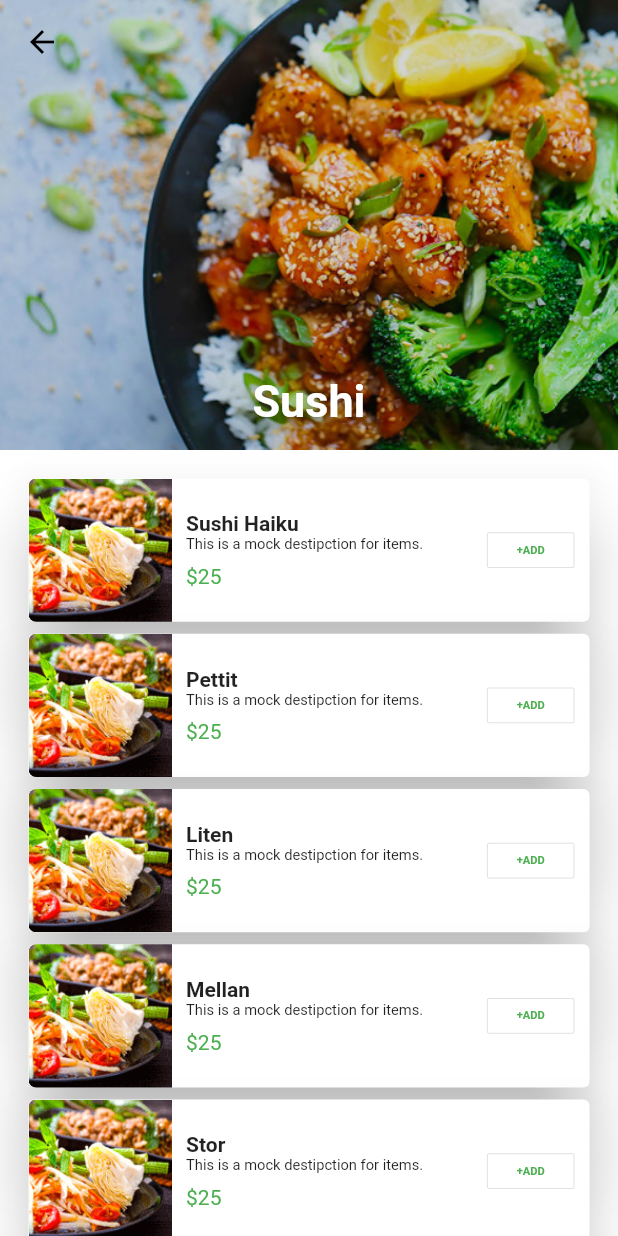
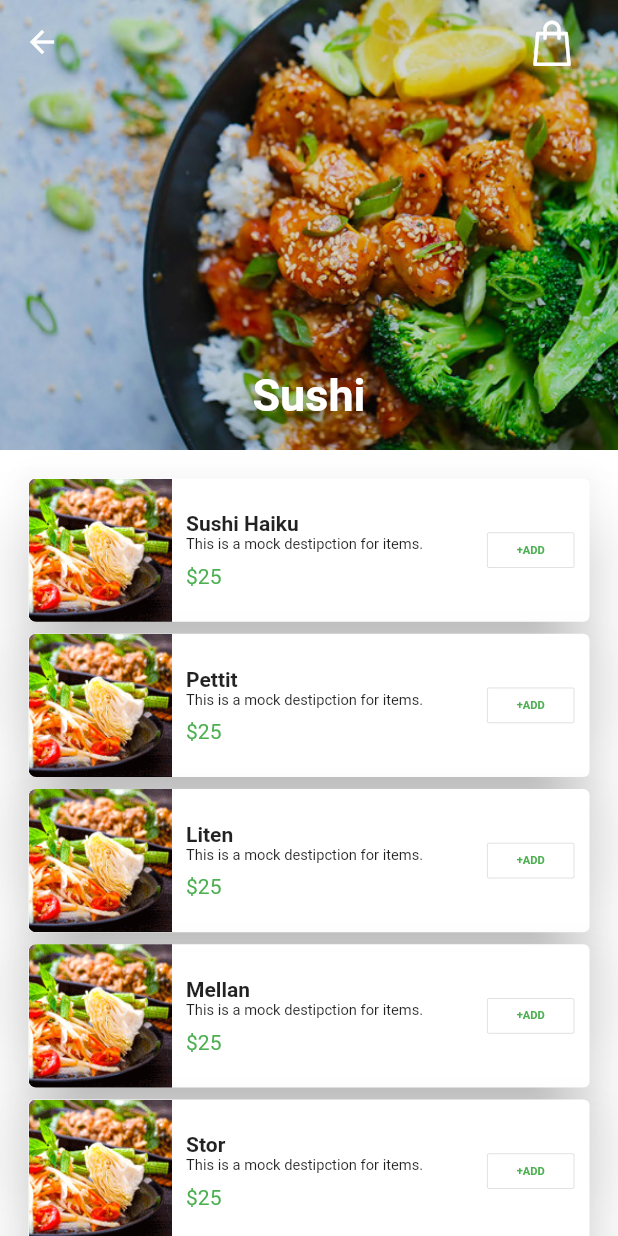
Before and after one commit to navidshad/foodbar_app, a Flutter app: the screen it shows after launch, after a tap on "Sushi", on a phone screen of 412 x 824 dp. Run offline on Flutter 3.47's test engine with Material 2 defaults, Android fonts, the phone set to English and light mode, and no system bars; our stand-ins replace rxdart.

Commit message:
added custom silverAppBar. added cartButton on all pages debug FrameBloc

```diff
--- a/lib/bloc/app_frame_bloc.dart
+++ b/lib/bloc/app_frame_bloc.dart
@@ -26,6 +26,8 @@ class AppFrameBloc implements BlocInterface<AppFrameEvent, AppFrameState> {
   final _eventController = BehaviorSubject<AppFrameEvent>();
   StreamSink<AppFrameEvent> get eventSink => _eventController.sink;
 
+  static FrameTabType currentType = FrameTabType.MENU;
+
   AppFrameBloc() {
     _eventController.stream.listen(_mapEventToState);
   }
@@ -42,6 +44,8 @@ class AppFrameBloc implements BlocInterface<AppFrameEvent, AppFrameState> {
       type = FrameTabType.CART;
     }
 
+    AppFrameBloc.currentType = type;
+
     AppFrameState state = AppFrameState(title, type);
     _stateController.add(state);
   }
@@ -57,6 +61,6 @@ class AppFrameBloc implements BlocInterface<AppFrameEvent, AppFrameState> {
 
   @override
   AppFrameState getInitialState() {
-    return AppFrameState('Menu', FrameTabType.MENU);
+    return AppFrameState('Menu', AppFrameBloc.currentType);
   }
 }
--- a/lib/bloc/cart_bloc.dart
+++ b/lib/bloc/cart_bloc.dart
@@ -17,9 +17,16 @@ class CartState {
   CartState(this.cart);
 }
 
+class CartCounterState {
+  int total;
+  CartCounterState(this.total);
+}
+
 class CartBloc implements BlocInterface<CartEvent, CartState> {
   final StreamController<CartEvent> _eventController = BehaviorSubject<CartEvent>();
   final StreamController<CartState> _stateController = BehaviorSubject<CartState>();
+  final StreamController<CartCounterState> _counterStateController = BehaviorSubject<CartCounterState>();
+
 
   final OrderService _orderService = OrderService.instace;
 
@@ -28,6 +35,8 @@ class CartBloc implements BlocInterface<CartEvent, CartState> {
 
   @override
   Stream<CartState> get stateStream => _stateController.stream;
+
+  Stream<CartCounterState> get stateCounter => _counterStateController.stream;
 
   CartBloc() {
     _eventController.stream.listen(_handler);
@@ -46,16 +55,22 @@ class CartBloc implements BlocInterface<CartEvent, CartState> {
     }
 
     _stateController.add(CartState(_orderService.cart));
+    _counterStateController.add(CartCounterState(_orderService.cart.foods.length));
   }
 
   @override
   void dispose() {
     _eventController.close();
     _stateController.close();
+    _counterStateController.close();
   }
 
   @override
   CartState getInitialState() {
     return CartState(_orderService.cart);
   }
+
+  CartCounterState getInitialCounterState() {
+    return CartCounterState(_orderService.cart.foods.length);
+  }
 }
--- a/lib/models/ordered_food.dart
+++ b/lib/models/ordered_food.dart
@@ -2,6 +2,8 @@ import './food.dart';
 
 class OrderedFood extends Food {
   int total;
+
+  double get totalPrice => this.price * total;
 
   // his code is used when a copy of this object wants to update
   // this object at cart food list.
--- a/lib/screens/screen_appFrame.dart
+++ b/lib/screens/screen_appFrame.dart
@@ -40,9 +40,13 @@ class _AppFrameState extends State<AppFrame>
         stream: bloc.stateStream,
         initialData: bloc.getInitialState(),
         builder: (stateContext, AsyncSnapshot<AppFrameState> snapshot) {
-          currentTab = snapshot.data.type;
+          currentTab = AppFrameBloc.currentType;//snapshot.data.type;
 
           _tabController.index = getTypeIndex(currentTab);
+
+          // switch to a specifc tab if it difined on route argument
+          // var argument = ModalRoute.of(context).settings.arguments;
+          // if (argument is FrameTabType) switchTab(argument);
 
           return TabBarView(
             controller: _tabController,
@@ -52,10 +56,9 @@ class _AppFrameState extends State<AppFrame>
                 child: MenuTab(),
                 bloc: MenuBloc(),
               ),
-              BlocProvider(
-                child: CartTab(),
-                bloc: CartBloc(),
-              )
+
+              // cartBloc was provided by the route of this page
+              CartTab(),
             ],
           );
         },
@@ -75,9 +78,14 @@ class _AppFrameState extends State<AppFrame>
     //sbloc.add(ChangeAppBarAppFrameEvent(type));
   }
 
+  void switchTab(FrameTabType type) {
+    //bloc.eventSink.add(AppFrameEvent(type));
+    _tabController.index = getTypeIndex(currentTab);
+  }
+
   @override
   void dispose() {
-    bloc.dispose();
+    //bloc.dispose();
     super.dispose();
   }
 }
--- a/lib/screens/screen_singleCategory.dart
+++ b/lib/screens/screen_singleCategory.dart
@@ -19,22 +19,11 @@ class SingleCategory extends StatelessWidget {
       body: NestedScrollView(
         headerSliverBuilder: (headerContext, bool innerBoxIsScrolled) {
           return <Widget>[
-            SliverAppBar(
-                expandedHeight: 300,
-                pinned: true,
-                floating: true,
-                centerTitle: true,
-                flexibleSpace: FlexibleSpaceBar(
-                  centerTitle: true,
-                  title: Text(
-                    TextUtil.toUperCaseForLable(category.title),
-                    style: TextStyle(fontWeight: FontWeight.bold),
-                  ),
-                  background: Hero(
-                    tag: category.getCombinedTag(),
-                    child: Image.asset(category.imageUrl, fit: BoxFit.cover),
-                  ),
-                ))
+            CustomSilverappBar(
+              title: category.title,
+              heroTag: category.getCombinedTag(),
+              backGroundImage: category.imageUrl,
+            )
           ];
         },
         body: StreamBuilder<CategoryState>(
@@ -62,9 +51,7 @@ class SingleCategory extends StatelessWidget {
   }
 
   Widget buildFoodList(List<Food> foods) {
-    return BlocProvider(
-      bloc: CartBloc(),
-      child: ListView.builder(
+    return ListView.builder(
       itemCount: foods.length,
       padding: EdgeInsets.all(AppProperties.cardSideMargin),
       itemBuilder: (itemContext, int i) {
@@ -76,7 +63,6 @@ class SingleCategory extends StatelessWidget {
           ],
         );
       },
-      ),
     );
   }
 }
--- a/lib/settings/app_properties.dart
+++ b/lib/settings/app_properties.dart
@@ -1,5 +1,6 @@
 import 'package:flutter/material.dart';
 import 'package:Food_Bar/settings/types.dart';
+import 'package:Food_Bar/utilities/food_bar_icons.dart';
 
 /// All default values are here, texts, colorsand etc
 class AppProperties {
@@ -13,12 +14,6 @@ class AppProperties {
 
   static int splashDelay = 5;
 
-  // appframe
-  static MenuType menuType = MenuType.TwoPage;
-
-  static double cardSideMargin = 15;
-  static double cardVerticalMargin = 5;
-
   static Color mainColor = Colors.green;
   static Color disabledColor = Colors.grey;
   static Color backLightColor = Color.fromRGBO(255, 240, 225, 1);
@@ -26,6 +21,16 @@ class AppProperties {
   static Color textOnMainColor = Colors.white;
   static Color textOnDisabled  = Colors.black;
 
+  static double cardSideMargin = 15;
+  static double cardVerticalMargin = 5;
+
+  // appframe
+  static MenuType menuType = MenuType.TwoPage;
+
+  static IconData menuIcon = FoodBarIcons.spoon_and_fork;
+  static IconData cartIcon = FoodBarIcons.shopping_bag_not_empty;
+  static IconData cartIconEmpty = FoodBarIcons.shopping_bag;
+
   // payment
   static double deliveryChages = 30;
 }
--- a/lib/settings/app_routes.dart
+++ b/lib/settings/app_routes.dart
@@ -8,20 +8,32 @@ class AppRoutes {
     return {
       '/home': (BuildContext context) {
         return BlocProvider<AppFrameBloc>(
-            bloc: AppFrameBloc(),
+          bloc: AppFrameBloc(),
+          child: BlocProvider<CartBloc>(
+            bloc: CartBloc(),
             child: AppFrame(),
+          ),
         );
       },
       '/category': (BuildContext context) {
-        return BlocProvider<CategoryBloc>(
-          child: SingleCategory(),
-          bloc: CategoryBloc(),
+        return BlocProvider<AppFrameBloc>(
+          bloc: AppFrameBloc(),
+          child: BlocProvider<CartBloc>(
+            bloc: CartBloc(),
+            child: BlocProvider<CategoryBloc>(
+              child: SingleCategory(),
+              bloc: CategoryBloc(),
+            ),
+          ),
         );
       },
       '/food': (BuildContext context) {
-        return BlocProvider<CartBloc>(
-          child: SingleFood(),
-          bloc: CartBloc(),
+        return BlocProvider<AppFrameBloc>(
+          bloc: AppFrameBloc(),
+          child: BlocProvider<CartBloc>(
+            child: SingleFood(),
+            bloc: CartBloc(),
+          ),
         );
       }
     };
--- a/lib/settings/app_theme.dart
+++ b/lib/settings/app_theme.dart
@@ -16,7 +16,7 @@ class AppTheme {
             )
         ),
         scaffoldBackgroundColor: Colors.white,
-        disabledColor: Colors.grey
+        disabledColor: Colors.grey,
       );
   }
 }
--- /dev/null
+++ b/lib/widgets/cart_button.dart
@@ -0,0 +1,83 @@
+import 'package:Food_Bar/settings/settings.dart';
+import 'package:flutter/material.dart';
+
+import 'package:Food_Bar/bloc/bloc.dart';
+
+class CartButton extends StatefulWidget {
+  final Function onTap;
+  final Color color;
+
+  CartButton({this.onTap, this.color});
+
+  @override
+  _CartButtonState createState() => _CartButtonState();
+}
+
+class _CartButtonState extends State<CartButton> {
+  CartBloc bloc;
+  AppFrameBloc frameBloc;
+
+  @override
+  void didChangeDependencies() {
+    super.didChangeDependencies();
+    bloc = BlocProvider.of<CartBloc>(context);
+    frameBloc = BlocProvider.of<AppFrameBloc>(context);
+  }
+
+  @override
+  Widget build(BuildContext context) {
+    return StreamBuilder<CartCounterState>(
+      stream: bloc.stateCounter,
+      initialData: bloc.getInitialCounterState(),
+      builder: (context, snapshot) {
+        CartCounterState state = snapshot.data;
+
+        // create IconData
+        IconData iconData;
+        if (state.total > 0)
+          iconData = AppProperties.cartIcon;
+        else
+          iconData = AppProperties.cartIconEmpty;
+
+        // creat button
+        Icon icon = Icon(iconData, color: widget.color,);
+
+        // create counter
+        Widget counterWidget = Container(
+          width: 15,
+          height: 15,
+          decoration: BoxDecoration(
+              color: AppProperties.mainColor, shape: BoxShape.circle),
+          child: Center(
+            child: Text(
+              state.total.toString(),
+              textAlign: TextAlign.center,
+              textScaleFactor: 0.8,
+              style: TextStyle(color: AppProperties.textOnMainColor),
+            ),
+          ),
+        );
+
+        List<Widget> stackList = [icon];
+
+        // add counter widget to stack list
+        if(state.total > 0) stackList.add(counterWidget);
+
+        Stack stack = Stack(
+          alignment: AlignmentDirectional.bottomEnd,
+          children: stackList,
+        );
+
+        return FlatButton(
+          child: stack,
+          onPressed: widget.onTap ?? goToCartPage,
+        );
+      },
+    );
+  }
+
+  void goToCartPage () {
+    Navigator.popUntil(context, (route) => (route.settings.name == '/home'));
+    frameBloc.eventSink.add(AppFrameEvent(FrameTabType.MENU));
+  }
+}
--- a/lib/widgets/custom_app_bar.dart
+++ b/lib/widgets/custom_app_bar.dart
@@ -1,8 +1,10 @@
+import 'package:Food_Bar/widgets/cart_button.dart';
 import 'package:flutter/material.dart';
 
 import 'package:Food_Bar/bloc/bloc.dart';
 import 'package:Food_Bar/settings/settings.dart';
 import 'package:Food_Bar/utilities/food_bar_icons.dart';
+import 'package:Food_Bar/widgets/widgets.dart';
 
 class CustomAppBar extends StatefulWidget with PreferredSizeWidget {
   @override
@@ -28,7 +30,7 @@ class _CustomAppBarState extends State<CustomAppBar> {
       stream: bloc.stateStream,
       initialData: bloc.getInitialState(),
       builder: (stateContext, AsyncSnapshot<AppFrameState> snapshot) {
-        return buildAppBar(snapshot.data.title, snapshot.data.type);
+        return buildAppBar(snapshot.data.title, AppFrameBloc.currentType);
       },
     );
   }
@@ -39,9 +41,12 @@ class _CustomAppBarState extends State<CustomAppBar> {
 
     // setup title and action button according to tabType
     if (type == FrameTabType.MENU) {
-      actionBtn = FlatButton(
-        child: Icon(FoodBarIcons.shopping_bag),
-        onPressed: onAppBarActionButtonPressed,
+      // actionBtn = FlatButton(
+      //   child: Icon(FoodBarIcons.shopping_bag),
+      //   onPressed: onAppBarActionButtonPressed,
+      // );
+      actionBtn = CartButton(
+        onTap: onAppBarActionButtonPressed,
       );
     } else if (type == FrameTabType.CART) {
       actionBtn = FlatButton(
--- /dev/null
+++ b/lib/widgets/custom_silver_appbar.dart
@@ -0,0 +1,47 @@
+import 'package:flutter/material.dart';
+
+import 'package:Food_Bar/widgets/widgets.dart';
+import 'package:Food_Bar/utilities/text_util.dart';
+
+class CustomSilverappBar extends StatelessWidget {
+
+  final String title;
+  final String heroTag;
+  final String backGroundImage;
+
+  final Color iconColor = Colors.white;
+
+  CustomSilverappBar({this.title, this.heroTag, this.backGroundImage});
+
+  @override
+  Widget build(BuildContext context) {
+    return SliverAppBar(
+        expandedHeight: 300,
+        pinned: true,
+        floating: true,
+        centerTitle: true,
+        leading: IconButton(
+          icon: Icon(Icons.arrow_back),
+          color: iconColor,
+          onPressed: () {
+            Navigator.pop(context);
+          },
+        ),
+        actions: <Widget>[
+          CartButton(color: iconColor,),
+        ],
+        actionsIconTheme: IconThemeData(size: 30),
+        flexibleSpace: FlexibleSpaceBar(
+          centerTitle: true,
+          titlePadding: EdgeInsets.only(left: 100, right: 100, bottom: 20),
+          title: Text(
+            TextUtil.toUperCaseForLable(title),
+            style: TextStyle(fontWeight: FontWeight.bold),
+          ),
+          background: Hero(
+            tag: heroTag,
+            child: Image.asset(backGroundImage, fit: BoxFit.cover),
+          ),
+        ));
+  }
+}
--- a/lib/widgets/order_counter_for_one_food.dart
+++ b/lib/widgets/order_counter_for_one_food.dart
@@ -4,8 +4,9 @@ class OrderCounterForOneFood extends StatefulWidget {
   final int count;
   final Function(int newCount) onChange;
   final String title;
+  final min;
 
-  OrderCounterForOneFood({this.count, this.onChange, this.title});
+  OrderCounterForOneFood({this.count, this.onChange, this.title, this.min=1});
 
   @override
   _OrderCounterForOneFoodState createState() =>
@@ -122,7 +123,7 @@ class _OrderCounterForOneFoodState extends State<OrderCounterForOneFood> {
   }
 
   void decrement() {
-    if (counter > 0) counter--;
+    if (counter > widget.min) counter--;
     onChange(counter);
   }
 }
--- a/lib/widgets/ordered_food_card.dart
+++ b/lib/widgets/ordered_food_card.dart
@@ -72,7 +72,7 @@ class OrderedFoodCard extends StatelessWidget {
                 child: Center(
                   child: FittedBox(
                     child: Text(
-                      '\$25',
+                      food.totalPrice.toString(),
                       style: TextStyle(color: AppProperties.mainColor),
                     ),
                   ),
--- a/lib/widgets/widgets.dart
+++ b/lib/widgets/widgets.dart
@@ -6,3 +6,6 @@ export './ordered_food_card.dart';
 export './order_counter_for_one_food.dart';
 export './proceed_to_checkout_card.dart';
 export './card_button.dart';
+export './cart_button.dart';
+export './custom_app_bar.dart';
+export './custom_silver_appbar.dart';
```
Also changed, not shown: lib/screens/screen_singleFood.dart (+10 -20 lines). Lines whose indentation alone changed are shown as unchanged.
